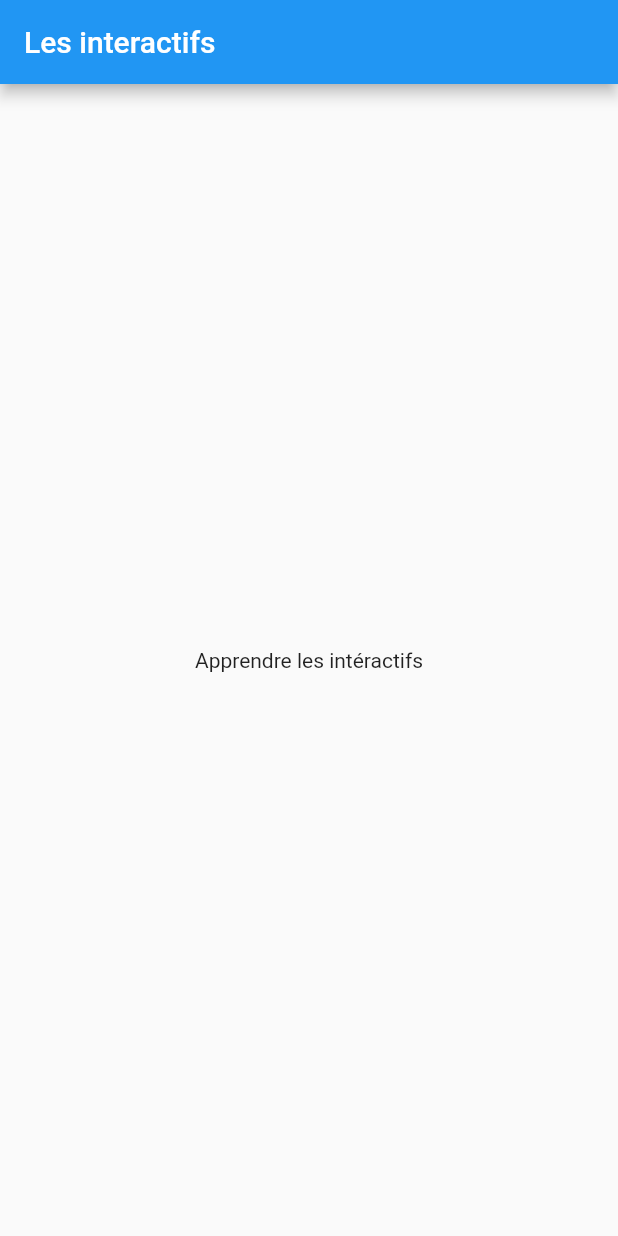
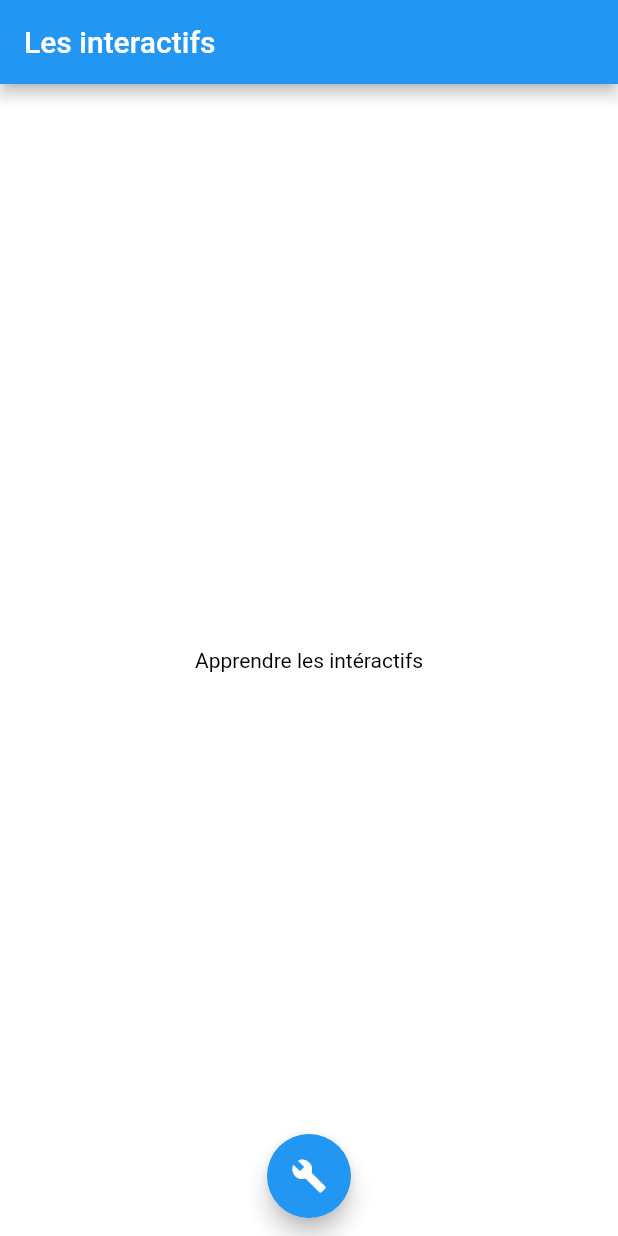
Before and after one commit to Anthonyrgn/interactifs_widget, a Flutter app: the screen it shows after launch, on a phone screen of 412 x 824 dp. Run offline on Flutter 3.47's test engine with Material 2 defaults, Android fonts, the phone set to English and light mode, and no system bars.

Commit message:
FloatingActionButton

```diff
--- a/lib/interactif_page.dart
+++ b/lib/interactif_page.dart
@@ -9,6 +9,10 @@ class InteractifPage extends StatefulWidget {
 }
 
 class InteractifPageState extends State<InteractifPage>{
+
+  Color backgroundColor = Colors.white;
+  Color textColor = Colors.black;
+
   @override
   void initState() {
     // TODO: implement initState
@@ -25,10 +29,22 @@ class InteractifPageState extends State<InteractifPage>{
   @override
   Widget build(BuildContext context) {
     return Scaffold(
+      backgroundColor: backgroundColor,
       appBar: AppBar(
         title: Text("Les interactifs"),),
-        body: Center(child: Text("Apprendre les intéractifs"),
-      ),
+        body: Center(child: Text("Apprendre les intéractifs", style: TextStyle(color: textColor),),),
+        floatingActionButton: FloatingActionButton(
+          onPressed: updateColors,
+          child: Icon(Icons.build),
+        ),
+      floatingActionButtonLocation: FloatingActionButtonLocation.miniCenterFloat,
     );
   }
+
+  updateColors(){
+    return setState(() {
+      backgroundColor = (backgroundColor == Colors.white) ? Colors.black : Colors.white;
+      textColor = (textColor == Colors.black) ? Colors.white : Colors.black;
+    });
+  }
 }
```
